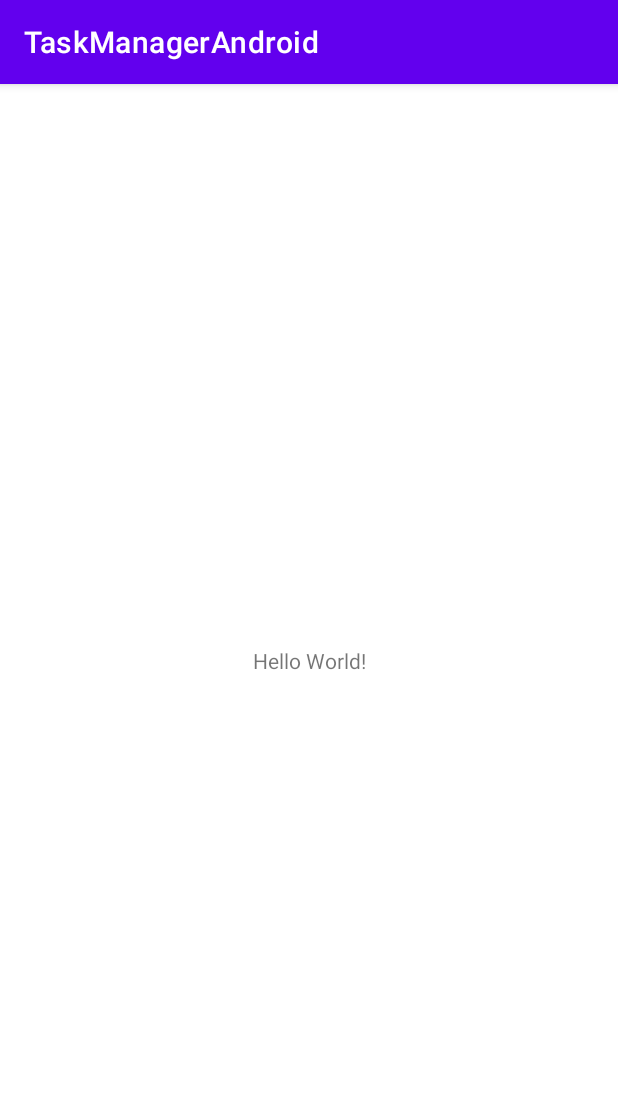
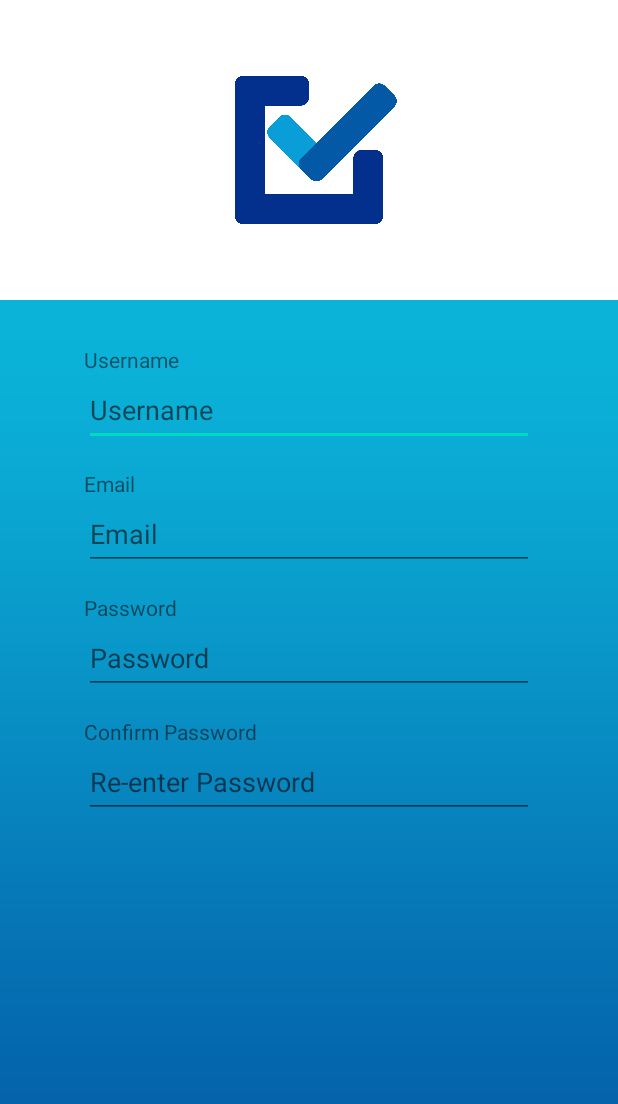
Before and after one commit to Yehya-ya/TaskManagerAndroid, an Android app: the screen it shows after launch (MainActivity), on a phone screen of 412 x 824 dp. Shown: the top 1104 px of the screen. Run offline under Robolectric (Android 15) with nearby library versions, the phone set to English and light mode, and no system bars.

Commit message:
register page

```diff
--- a/app/src/main/AndroidManifest.xml
+++ b/app/src/main/AndroidManifest.xml
@@ -8,7 +8,7 @@
         android:label="@string/app_name"
         android:roundIcon="@mipmap/ic_launcher_round"
         android:supportsRtl="true"
-        android:theme="@style/Theme.TaskManagerAndroid">
+        android:theme="@style/Theme.TaskManagerAndroidNoActionbar">
         <activity
             android:name=".MainActivity"
             android:exported="true">
--- a/app/src/main/java/com/example/taskmanagerandroid/MainActivity.java
+++ b/app/src/main/java/com/example/taskmanagerandroid/MainActivity.java
@@ -1,4 +1,4 @@
-package com.example.taskmanagerandroid;
+ package com.example.taskmanagerandroid;
 
 import androidx.appcompat.app.AppCompatActivity;
 
@@ -10,5 +10,7 @@ public class MainActivity extends AppCompatActivity {
     protected void onCreate(Bundle savedInstanceState) {
         super.onCreate(savedInstanceState);
         setContentView(R.layout.activity_main);
+
+
     }
 }
--- a/app/src/main/res/layout/activity_main.xml
+++ b/app/src/main/res/layout/activity_main.xml
@@ -1,18 +1,117 @@
 <?xml version="1.0" encoding="utf-8"?>
-<androidx.constraintlayout.widget.ConstraintLayout xmlns:android="http://schemas.android.com/apk/res/android"
+<LinearLayout xmlns:android="http://schemas.android.com/apk/res/android"
     xmlns:app="http://schemas.android.com/apk/res-auto"
     xmlns:tools="http://schemas.android.com/tools"
-    android:layout_width="match_parent"
-    android:layout_height="match_parent"
+    android:layout_width="wrap_content"
+    android:layout_height="wrap_content"
+    android:orientation="vertical"
     tools:context=".MainActivity">
 
-    <TextView
+
+    <ImageView
+        android:id="@+id/imageView3"
         android:layout_width="wrap_content"
-        android:layout_height="wrap_content"
-        android:text="Hello World!"
-        app:layout_constraintBottom_toBottomOf="parent"
+        android:layout_height="200dp"
+        app:srcCompat="@drawable/logo_04"
+        android:padding="1dp"
+        app:layout_constraintTop_toTopOf="parent"
         app:layout_constraintLeft_toLeftOf="parent"
         app:layout_constraintRight_toRightOf="parent"
-        app:layout_constraintTop_toTopOf="parent" />
+        app:layout_constraintBottom_toTopOf="@id/linearLayout" />
 
-</androidx.constraintlayout.widget.ConstraintLayout>
+
+
+
+    <LinearLayout
+        android:id="@+id/linearLayout"
+        android:layout_width="match_parent"
+        android:layout_height="wrap_content"
+        android:orientation="vertical"
+        app:layout_constraintBottom_toBottomOf="parent"
+        app:layout_constraintEnd_toEndOf="parent"
+        app:layout_constraintStart_toStartOf="parent"
+        app:layout_constraintTop_toBottomOf="@id/imageView3"
+        android:background="@drawable/login_background"
+        android:padding="30dp">
+
+        <TextView
+            android:id="@+id/textViewUsername"
+            android:layout_width="300dp"
+            android:layout_height="wrap_content"
+            android:layout_gravity="center_horizontal"
+            android:text="Username" />
+
+        <EditText
+            android:id="@+id/editTextUsername"
+            android:layout_width="300dp"
+            android:layout_height="wrap_content"
+            android:layout_gravity="center_horizontal"
+            android:layout_marginBottom="15dp"
+            android:ems="10"
+            android:hint="Username"
+            android:inputType="textEmailAddress"
+            android:minHeight="48dp"
+            android:autofillHints="newUsername" />
+
+        <TextView
+            android:id="@+id/textViewEmail"
+            android:layout_width="300dp"
+            android:layout_height="wrap_content"
+            android:layout_gravity="center_horizontal"
+            android:text="Email" />
+
+        <EditText
+            android:id="@+id/editTextEmailAddress"
+            android:layout_width="300dp"
+            android:layout_height="wrap_content"
+            android:layout_gravity="center_horizontal"
+            android:layout_marginBottom="15dp"
+            android:ems="10"
+            android:hint="Email"
+            android:inputType="textEmailAddress"
+            android:minHeight="48dp"
+            android:autofillHints="emailAddress" />
+
+        <TextView
+            android:id="@+id/textViewPassword"
+            android:layout_width="300dp"
+            android:layout_height="wrap_content"
+            android:layout_gravity="center_horizontal"
+            android:text="Password" />
+
+        <EditText
+            android:id="@+id/editTextPassword"
+            android:layout_width="300dp"
+            android:layout_height="wrap_content"
+            android:layout_gravity="center_horizontal"
+            android:layout_marginBottom="15dp"
+            android:ems="10"
+            android:hint="Password"
+            android:inputType="textPassword"
+            android:minHeight="48dp"
+            android:autofillHints="newPassword" />
+
+        <TextView
+            android:id="@+id/textViewPasswordConfirmation"
+            android:layout_width="300dp"
+            android:layout_height="wrap_content"
+            android:layout_gravity="center_horizontal"
+            android:text="Confirm Password" />
+
+        <EditText
+            android:id="@+id/editTextPasswordConfirmation"
+            android:layout_width="300dp"
+            android:layout_height="wrap_content"
+            android:layout_gravity="center_horizontal"
+            android:layout_marginBottom="15dp"
+            android:ems="10"
+            android:hint="Re-enter Password"
+            android:inputType="textPassword"
+            android:minHeight="48dp"
+            android:autofillHints="newPassword" />
+    </LinearLayout>
+
+
+
+
+</LinearLayout>
--- a/app/src/main/res/values/colors.xml
+++ b/app/src/main/res/values/colors.xml
@@ -7,4 +7,9 @@
     <color name="teal_700">#FF018786</color>
     <color name="black">#FF000000</color>
     <color name="white">#FFFFFFFF</color>
+    <color name='test_1'>#03318C</color>
+    <color name='test_2'>#035AA6</color>
+    <color name='test_3'>#0B9ED9</color>
+    <color name='test_4'>#0BB3D9</color>
+    <color name='test_5'>#F2F2F2</color>
 </resources>
--- a/app/src/main/res/values/themes.xml
+++ b/app/src/main/res/values/themes.xml
@@ -13,4 +13,18 @@
         <item name="android:statusBarColor" tools:targetApi="l">?attr/colorPrimaryVariant</item>
         <!-- Customize your theme here. -->
     </style>
+
+    <style name="Theme.TaskManagerAndroidNoActionbar" parent="Theme.MaterialComponents.DayNight.NoActionBar">
+        <!-- Primary brand color. -->
+        <item name="colorPrimary">@color/purple_500</item>
+        <item name="colorPrimaryVariant">@color/purple_700</item>
+        <item name="colorOnPrimary">@color/white</item>
+        <!-- Secondary brand color. -->
+        <item name="colorSecondary">@color/teal_200</item>
+        <item name="colorSecondaryVariant">@color/teal_700</item>
+        <item name="colorOnSecondary">@color/black</item>
+        <!-- Status bar color. -->
+        <item name="android:statusBarColor" tools:targetApi="l">?attr/colorPrimaryVariant</item>
+        <!-- Customize your theme here. -->
+    </style>
 </resources>
```
Also changed, not shown: app/src/main/res/drawable/login_background.png (added), app/src/main/res/drawable/logo.png (added), app/src/main/res/drawable/logo_04.png (added).
